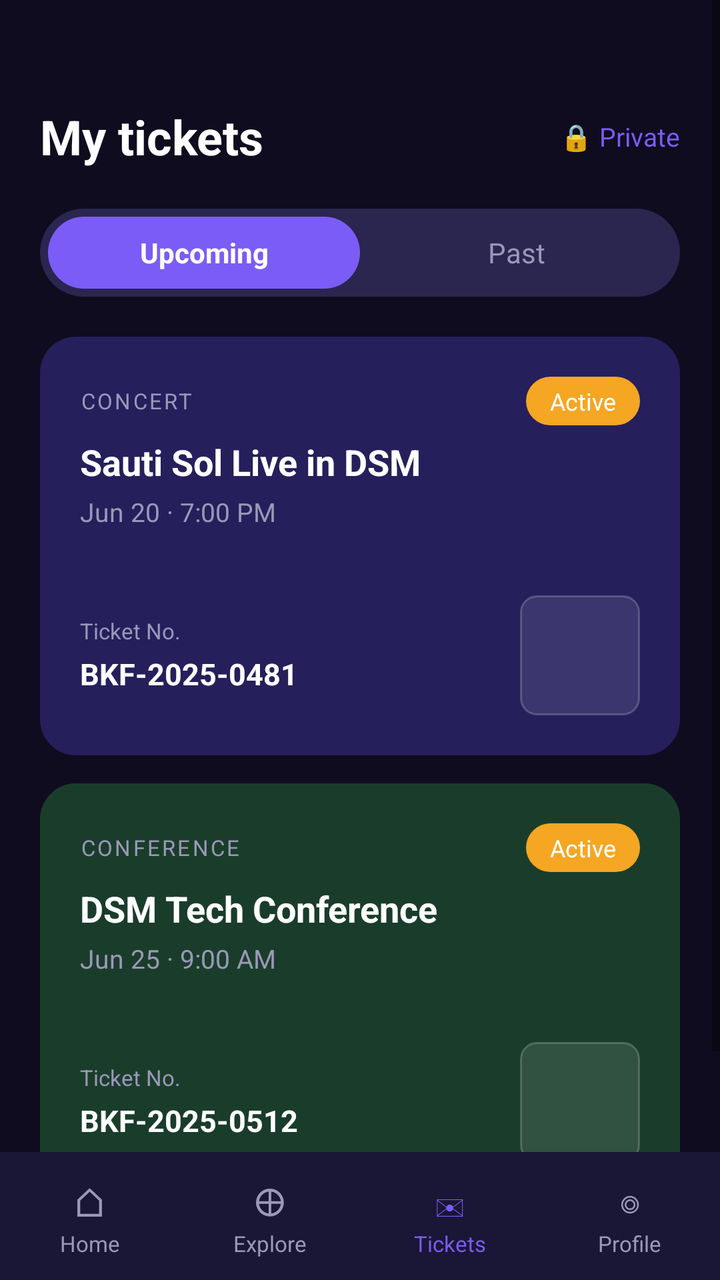
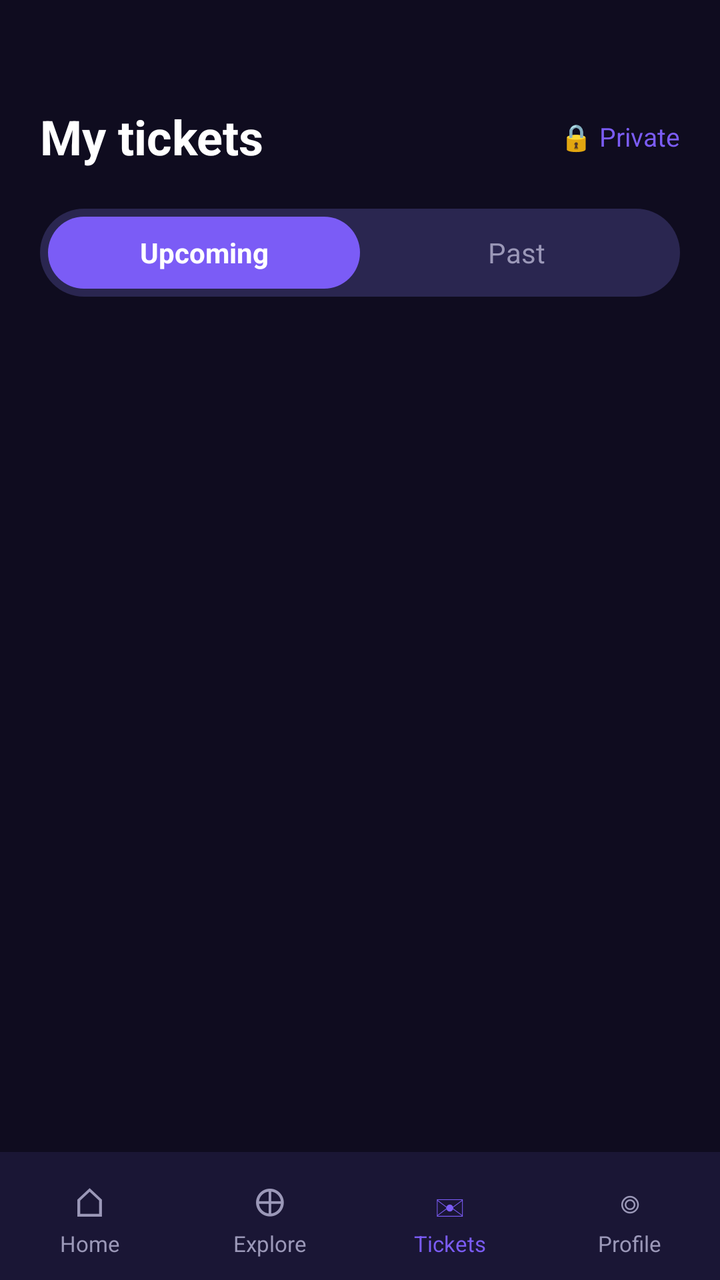

An Android layout rendered at two revisions. The XML below is the earlier revision; the diff shows what the commit changed to produce the second picture.
<!-- AndroidManifest.xml: application theme Theme.Bookify -->
<!-- res/layout/activity_my_tickets.xml -->
<?xml version="1.0" encoding="utf-8"?>
<androidx.constraintlayout.widget.ConstraintLayout
    xmlns:android="http://schemas.android.com/apk/res/android"
    xmlns:app="http://schemas.android.com/apk/res-auto"
    android:layout_width="match_parent"
    android:layout_height="match_parent"
    android:background="@color/background_dark">

    
    <LinearLayout
        android:id="@+id/bottom_nav"
        android:layout_width="match_parent"
        android:layout_height="64dp"
        android:background="@color/surface_dark"
        android:orientation="horizontal"
        app:layout_constraintBottom_toBottomOf="parent">

        <LinearLayout android:id="@+id/nav_home" android:layout_width="0dp" android:layout_height="match_parent"
            android:layout_weight="1" android:gravity="center" android:orientation="vertical">
            <TextView android:layout_width="wrap_content" android:layout_height="wrap_content"
                android:text="⌂" android:textColor="@color/text_muted" android:textSize="20sp" />
            <TextView android:layout_width="wrap_content" android:layout_height="wrap_content"
                android:text="Home" android:textColor="@color/text_muted" android:textSize="11sp" />
        </LinearLayout>

        <LinearLayout android:id="@+id/nav_explore" android:layout_width="0dp" android:layout_height="match_parent"
            android:layout_weight="1" android:gravity="center" android:orientation="vertical">
            <TextView android:layout_width="wrap_content" android:layout_height="wrap_content"
                android:text="⊕" android:textColor="@color/text_muted" android:textSize="20sp" />
            <TextView android:layout_width="wrap_content" android:layout_height="wrap_content"
                android:text="Explore" android:textColor="@color/text_muted" android:textSize="11sp" />
        </LinearLayout>

        <LinearLayout android:id="@+id/nav_tickets" android:layout_width="0dp" android:layout_height="match_parent"
            android:layout_weight="1" android:gravity="center" android:orientation="vertical">
            <TextView android:layout_width="wrap_content" android:layout_height="wrap_content"
                android:text="✉" android:textColor="@color/primary_purple" android:textSize="20sp" />
            <TextView android:layout_width="wrap_content" android:layout_height="wrap_content"
                android:text="Tickets" android:textColor="@color/primary_purple" android:textSize="11sp" />
        </LinearLayout>

        <LinearLayout android:id="@+id/nav_profile" android:layout_width="0dp" android:layout_height="match_parent"
            android:layout_weight="1" android:gravity="center" android:orientation="vertical">
            <TextView android:layout_width="wrap_content" android:layout_height="wrap_content"
                android:text="◎" android:textColor="@color/text_muted" android:textSize="20sp" />
            <TextView android:layout_width="wrap_content" android:layout_height="wrap_content"
                android:text="Profile" android:textColor="@color/text_muted" android:textSize="11sp" />
        </LinearLayout>
    </LinearLayout>

    
    <ScrollView
        android:layout_width="match_parent"
        android:layout_height="0dp"
        app:layout_constraintTop_toTopOf="parent"
        app:layout_constraintBottom_toTopOf="@id/bottom_nav">

        <LinearLayout
            android:layout_width="match_parent"
            android:layout_height="wrap_content"
            android:orientation="vertical"
            android:paddingHorizontal="20dp"
            android:paddingTop="52dp"
            android:paddingBottom="16dp">

            
            <LinearLayout android:layout_width="match_parent" android:layout_height="wrap_content"
                android:orientation="horizontal" android:gravity="center_vertical"
                android:layout_marginBottom="20dp">
                <TextView
                    android:layout_width="0dp" android:layout_height="wrap_content" android:layout_weight="1"
                    android:text="My tickets"
                    android:textColor="@color/white" android:textSize="24sp" android:textStyle="bold" />
                <TextView
                    android:id="@+id/btn_private"
                    android:layout_width="wrap_content" android:layout_height="wrap_content"
                    android:text="🔒 Private"
                    android:textColor="@color/primary_purple" android:textSize="13sp" />
            </LinearLayout>

            
            <LinearLayout
                android:layout_width="match_parent"
                android:layout_height="44dp"
                android:background="@drawable/bg_chip_default"
                android:orientation="horizontal"
                android:padding="4dp"
                android:layout_marginBottom="20dp">

                <TextView
                    android:id="@+id/tab_upcoming"
                    android:layout_width="0dp" android:layout_height="match_parent" android:layout_weight="1"
                    android:background="@drawable/bg_tab_selected"
                    android:gravity="center"
                    android:text="Upcoming"
                    android:textColor="@color/white" android:textSize="14sp" android:textStyle="bold" />

                <TextView
                    android:id="@+id/tab_past"
                    android:layout_width="0dp" android:layout_height="match_parent" android:layout_weight="1"
                    android:gravity="center"
                    android:text="Past"
                    android:textColor="@color/text_muted" android:textSize="14sp" />
            </LinearLayout>

            
            <LinearLayout
                android:layout_width="match_parent"
                android:layout_height="wrap_content"
                android:background="@drawable/bg_card_purple"
                android:orientation="vertical"
                android:padding="20dp"
                android:layout_marginBottom="14dp">

                <LinearLayout android:layout_width="match_parent" android:layout_height="wrap_content"
                    android:orientation="horizontal" android:gravity="center_vertical">
                    <TextView android:layout_width="0dp" android:layout_height="wrap_content" android:layout_weight="1"
                        android:text="CONCERT" android:textColor="@color/text_muted" android:textSize="11sp" android:letterSpacing="0.1" />
                    <TextView android:layout_width="wrap_content" android:layout_height="wrap_content"
                        android:background="@drawable/bg_active_badge"
                        android:paddingHorizontal="12dp" android:paddingVertical="4dp"
                        android:text="Active" android:textColor="@color/white" android:textSize="12sp" />
                </LinearLayout>

                <TextView android:layout_width="match_parent" android:layout_height="wrap_content"
                    android:layout_marginTop="6dp"
                    android:text="Sauti Sol Live in DSM"
                    android:textColor="@color/white" android:textSize="18sp" android:textStyle="bold" />

                <TextView android:layout_width="match_parent" android:layout_height="wrap_content"
                    android:layout_marginTop="4dp"
                    android:text="Jun 20 · 7:00 PM"
                    android:textColor="@color/text_muted" android:textSize="13sp" />

                <View android:layout_width="match_parent" android:layout_height="1dp"
                    android:layout_marginVertical="16dp"
                    android:background="@drawable/bg_dashed_divider" />

                <LinearLayout android:layout_width="match_parent" android:layout_height="wrap_content"
                    android:orientation="horizontal" android:gravity="center_vertical">
                    <LinearLayout android:layout_width="0dp" android:layout_height="wrap_content"
                        android:layout_weight="1" android:orientation="vertical">
                        <TextView android:layout_width="wrap_content" android:layout_height="wrap_content"
                            android:text="Ticket No." android:textColor="@color/text_muted" android:textSize="11sp" />
                        <TextView android:layout_width="wrap_content" android:layout_height="wrap_content"
                            android:text="BKF-2025-0481" android:textColor="@color/white"
                            android:textSize="15sp" android:textStyle="bold" android:layout_marginTop="4dp" />
                    </LinearLayout>
                    <View android:layout_width="60dp" android:layout_height="60dp"
                        android:background="@drawable/bg_qr_placeholder" />
                </LinearLayout>
            </LinearLayout>

            
            <LinearLayout
                android:layout_width="match_parent"
                android:layout_height="wrap_content"
                android:background="@drawable/bg_card_green"
                android:orientation="vertical"
                android:padding="20dp"
                android:layout_marginBottom="14dp">

                <LinearLayout android:layout_width="match_parent" android:layout_height="wrap_content"
                    android:orientation="horizontal" android:gravity="center_vertical">
                    <TextView android:layout_width="0dp" android:layout_height="wrap_content" android:layout_weight="1"
                        android:text="CONFERENCE" android:textColor="@color/text_muted" android:textSize="11sp" android:letterSpacing="0.1" />
                    <TextView android:layout_width="wrap_content" android:layout_height="wrap_content"
                        android:background="@drawable/bg_active_badge"
                        android:paddingHorizontal="12dp" android:paddingVertical="4dp"
                        android:text="Active" android:textColor="@color/white" android:textSize="12sp" />
                </LinearLayout>

                <TextView android:layout_width="match_parent" android:layout_height="wrap_content"
                    android:layout_marginTop="6dp"
                    android:text="DSM Tech Conference"
                    android:textColor="@color/white" android:textSize="18sp" android:textStyle="bold" />

                <TextView android:layout_width="match_parent" android:layout_height="wrap_content"
                    android:layout_marginTop="4dp"
                    android:text="Jun 25 · 9:00 AM"
                    android:textColor="@color/text_muted" android:textSize="13sp" />

                <View android:layout_width="match_parent" android:layout_height="1dp"
                    android:layout_marginVertical="16dp"
                    android:background="@drawable/bg_dashed_divider" />

                <LinearLayout android:layout_width="match_parent" android:layout_height="wrap_content"
                    android:orientation="horizontal" android:gravity="center_vertical">
                    <LinearLayout android:layout_width="0dp" android:layout_height="wrap_content"
                        android:layout_weight="1" android:orientation="vertical">
                        <TextView android:layout_width="wrap_content" android:layout_height="wrap_content"
                            android:text="Ticket No." android:textColor="@color/text_muted" android:textSize="11sp" />
                        <TextView android:layout_width="wrap_content" android:layout_height="wrap_content"
                            android:text="BKF-2025-0512" android:textColor="@color/white"
                            android:textSize="15sp" android:textStyle="bold" android:layout_marginTop="4dp" />
                    </LinearLayout>
                    <View android:layout_width="60dp" android:layout_height="60dp"
                        android:background="@drawable/bg_qr_placeholder" />
                </LinearLayout>
            </LinearLayout>

        </LinearLayout>
    </ScrollView>

</androidx.constraintlayout.widget.ConstraintLayout>
<!-- resources referenced by this layout -->
<resources>
  <color name="background_dark">#0F0C1F</color>
  <color name="primary_purple">#7B5CF6</color>
  <color name="surface_dark">#1A1635</color>
  <color name="text_muted">#9B98B8</color>
  <color name="white">#FFFFFFFF</color>
  <!-- drawable bg_active_badge (drawable) -->
  <?xml version="1.0" encoding="utf-8"?>
  <shape xmlns:android="http://schemas.android.com/apk/res/android">
      <solid android:color="@color/amber" />
      <corners android:radius="50dp" />
  </shape>
  <!-- drawable bg_card_green (drawable) -->
  <?xml version="1.0" encoding="utf-8"?>
  <shape xmlns:android="http://schemas.android.com/apk/res/android">
      <solid android:color="@color/card_green" />
      <corners android:radius="18dp" />
  </shape>
  <!-- drawable bg_card_purple (drawable) -->
  <?xml version="1.0" encoding="utf-8"?>
  <shape xmlns:android="http://schemas.android.com/apk/res/android">
      <solid android:color="@color/card_purple" />
      <corners android:radius="18dp" />
  </shape>
  <!-- drawable bg_chip_default (drawable) -->
  <?xml version="1.0" encoding="utf-8"?>
  <shape xmlns:android="http://schemas.android.com/apk/res/android">
      <solid android:color="@color/chip_bg" />
      <corners android:radius="50dp" />
  </shape>
  <!-- drawable bg_dashed_divider (drawable) -->
  <?xml version="1.0" encoding="utf-8"?>
  <shape xmlns:android="http://schemas.android.com/apk/res/android">
      <stroke
          android:width="1dp"
          android:color="#4D9B98B8"
          android:dashWidth="8dp"
          android:dashGap="4dp" />
  </shape>
  <!-- drawable bg_qr_placeholder (drawable) -->
  <?xml version="1.0" encoding="utf-8"?>
  <shape xmlns:android="http://schemas.android.com/apk/res/android">
      <solid android:color="#1AFFFFFF" />
      <corners android:radius="8dp" />
      <stroke android:width="1dp" android:color="#33FFFFFF" />
  </shape>
  <!-- drawable bg_tab_selected (drawable) -->
  <?xml version="1.0" encoding="utf-8"?>
  <shape xmlns:android="http://schemas.android.com/apk/res/android">
      <solid android:color="@color/primary_purple" />
      <corners android:radius="50dp" />
  </shape>
  <style name="Theme.Bookify" parent="Theme.MaterialComponents.DayNight.NoActionBar">
          <item name="colorPrimary">@color/primary_purple</item>
          <item name="colorPrimaryVariant">@color/chip_bg</item>
          <item name="colorOnPrimary">@color/white</item>
          <item name="colorSecondary">@color/amber</item>
          <item name="colorOnSecondary">@color/white</item>
          <item name="android:windowBackground">@color/background_dark</item>
          <item name="colorSurface">@color/surface_dark</item>
          <item name="colorOnSurface">@color/white</item>
          <item name="android:statusBarColor">@color/background_dark</item>
          <item name="android:navigationBarColor">@color/surface_dark</item>
          <item name="editTextStyle">@style/BookifyEditText</item>
      </style>
  <color name="amber">#F5A623</color>
  <color name="card_green">#1A3D2B</color>
  <color name="card_purple">#251F5C</color>
  <color name="chip_bg">#2A2650</color>
  <style name="BookifyEditText" parent="Widget.MaterialComponents.TextInputEditText.OutlinedBox">
          <item name="android:textColor">@color/white</item>
          <item name="android:textColorHint">@color/text_muted</item>
      </style>
</resources>

<!-- the commit's change to res/layout/activity_my_tickets.xml (unified diff, before → after) -->
@@ -103,101 +103,21 @@
                     android:textColor="@color/text_muted" android:textSize="14sp" />
             </LinearLayout>
 
-            
-            <LinearLayout
+            <TextView
+                android:id="@+id/tv_no_tickets"
                 android:layout_width="match_parent"
                 android:layout_height="wrap_content"
-                android:background="@drawable/bg_card_purple"
-                android:orientation="vertical"
-                android:padding="20dp"
-                android:layout_marginBottom="14dp">
+                android:text="No active tickets found."
+                android:textColor="@color/text_muted"
+                android:gravity="center"
+                android:layout_marginTop="40dp"
+                android:visibility="gone"/>
 
-                <LinearLayout android:layout_width="match_parent" android:layout_height="wrap_content"
-                    android:orientation="horizontal" android:gravity="center_vertical">
-                    <TextView android:layout_width="0dp" android:layout_height="wrap_content" android:layout_weight="1"
-                        android:text="CONCERT" android:textColor="@color/text_muted" android:textSize="11sp" android:letterSpacing="0.1" />
-                    <TextView android:layout_width="wrap_content" android:layout_height="wrap_content"
-                        android:background="@drawable/bg_active_badge"
-                        android:paddingHorizontal="12dp" android:paddingVertical="4dp"
-                        android:text="Active" android:textColor="@color/white" android:textSize="12sp" />
-                </LinearLayout>
-
-                <TextView android:layout_width="match_parent" android:layout_height="wrap_content"
-                    android:layout_marginTop="6dp"
-                    android:text="Sauti Sol Live in DSM"
-                    android:textColor="@color/white" android:textSize="18sp" android:textStyle="bold" />
-
-                <TextView android:layout_width="match_parent" android:layout_height="wrap_content"
-                    android:layout_marginTop="4dp"
-                    android:text="Jun 20 · 7:00 PM"
-                    android:textColor="@color/text_muted" android:textSize="13sp" />
-
-                <View android:layout_width="match_parent" android:layout_height="1dp"
-                    android:layout_marginVertical="16dp"
-                    android:background="@drawable/bg_dashed_divider" />
-
-                <LinearLayout android:layout_width="match_parent" android:layout_height="wrap_content"
-                    android:orientation="horizontal" android:gravity="center_vertical">
-                    <LinearLayout android:layout_width="0dp" android:layout_height="wrap_content"
-                        android:layout_weight="1" android:orientation="vertical">
-                        <TextView android:layout_width="wrap_content" android:layout_height="wrap_content"
-                            android:text="Ticket No." android:textColor="@color/text_muted" android:textSize="11sp" />
-                        <TextView android:layout_width="wrap_content" android:layout_height="wrap_content"
-                            android:text="BKF-2025-0481" android:textColor="@color/white"
-                            android:textSize="15sp" android:textStyle="bold" android:layout_marginTop="4dp" />
-                    </LinearLayout>
-                    <View android:layout_width="60dp" android:layout_height="60dp"
-                        android:background="@drawable/bg_qr_placeholder" />
-                </LinearLayout>
-            </LinearLayout>
-
-            
-            <LinearLayout
+            <androidx.recyclerview.widget.RecyclerView
+                android:id="@+id/rv_tickets"
                 android:layout_width="match_parent"
                 android:layout_height="wrap_content"
-                android:background="@drawable/bg_card_green"
-                android:orientation="vertical"
-                android:padding="20dp"
-                android:layout_marginBottom="14dp">
-
-                <LinearLayout android:layout_width="match_parent" android:layout_height="wrap_content"
-                    android:orientation="horizontal" android:gravity="center_vertical">
-                    <TextView android:layout_width="0dp" android:layout_height="wrap_content" android:layout_weight="1"
-                        android:text="CONFERENCE" android:textColor="@color/text_muted" android:textSize="11sp" android:letterSpacing="0.1" />
-                    <TextView android:layout_width="wrap_content" android:layout_height="wrap_content"
-                        android:background="@drawable/bg_active_badge"
-                        android:paddingHorizontal="12dp" android:paddingVertical="4dp"
-                        android:text="Active" android:textColor="@color/white" android:textSize="12sp" />
-                </LinearLayout>
-
-                <TextView android:layout_width="match_parent" android:layout_height="wrap_content"
-                    android:layout_marginTop="6dp"
-                    android:text="DSM Tech Conference"
-                    android:textColor="@color/white" android:textSize="18sp" android:textStyle="bold" />
-
-                <TextView android:layout_width="match_parent" android:layout_height="wrap_content"
-                    android:layout_marginTop="4dp"
-                    android:text="Jun 25 · 9:00 AM"
-                    android:textColor="@color/text_muted" android:textSize="13sp" />
-
-                <View android:layout_width="match_parent" android:layout_height="1dp"
-                    android:layout_marginVertical="16dp"
-                    android:background="@drawable/bg_dashed_divider" />
-
-                <LinearLayout android:layout_width="match_parent" android:layout_height="wrap_content"
-                    android:orientation="horizontal" android:gravity="center_vertical">
-                    <LinearLayout android:layout_width="0dp" android:layout_height="wrap_content"
-                        android:layout_weight="1" android:orientation="vertical">
-                        <TextView android:layout_width="wrap_content" android:layout_height="wrap_content"
-                            android:text="Ticket No." android:textColor="@color/text_muted" android:textSize="11sp" />
-                        <TextView android:layout_width="wrap_content" android:layout_height="wrap_content"
-                            android:text="BKF-2025-0512" android:textColor="@color/white"
-                            android:textSize="15sp" android:textStyle="bold" android:layout_marginTop="4dp" />
-                    </LinearLayout>
-                    <View android:layout_width="60dp" android:layout_height="60dp"
-                        android:background="@drawable/bg_qr_placeholder" />
-                </LinearLayout>
-            </LinearLayout>
+                android:nestedScrollingEnabled="false" />
 
         </LinearLayout>
     </ScrollView>
<!-- resource entries referenced after the edit -->
@@ -5,45 +5,11 @@
   <color name="surface_dark">#1A1635</color>
   <color name="text_muted">#9B98B8</color>
   <color name="white">#FFFFFFFF</color>
-  <!-- drawable bg_active_badge (drawable) -->
-  <?xml version="1.0" encoding="utf-8"?>
-  <shape xmlns:android="http://schemas.android.com/apk/res/android">
-      <solid android:color="@color/amber" />
-      <corners android:radius="50dp" />
-  </shape>
-  <!-- drawable bg_card_green (drawable) -->
-  <?xml version="1.0" encoding="utf-8"?>
-  <shape xmlns:android="http://schemas.android.com/apk/res/android">
-      <solid android:color="@color/card_green" />
-      <corners android:radius="18dp" />
-  </shape>
-  <!-- drawable bg_card_purple (drawable) -->
-  <?xml version="1.0" encoding="utf-8"?>
-  <shape xmlns:android="http://schemas.android.com/apk/res/android">
-      <solid android:color="@color/card_purple" />
-      <corners android:radius="18dp" />
-  </shape>
   <!-- drawable bg_chip_default (drawable) -->
   <?xml version="1.0" encoding="utf-8"?>
   <shape xmlns:android="http://schemas.android.com/apk/res/android">
       <solid android:color="@color/chip_bg" />
       <corners android:radius="50dp" />
-  </shape>
-  <!-- drawable bg_dashed_divider (drawable) -->
-  <?xml version="1.0" encoding="utf-8"?>
-  <shape xmlns:android="http://schemas.android.com/apk/res/android">
-      <stroke
-          android:width="1dp"
-          android:color="#4D9B98B8"
-          android:dashWidth="8dp"
-          android:dashGap="4dp" />
-  </shape>
-  <!-- drawable bg_qr_placeholder (drawable) -->
-  <?xml version="1.0" encoding="utf-8"?>
-  <shape xmlns:android="http://schemas.android.com/apk/res/android">
-      <solid android:color="#1AFFFFFF" />
-      <corners android:radius="8dp" />
-      <stroke android:width="1dp" android:color="#33FFFFFF" />
   </shape>
   <!-- drawable bg_tab_selected (drawable) -->
   <?xml version="1.0" encoding="utf-8"?>
@@ -65,8 +31,6 @@
           <item name="editTextStyle">@style/BookifyEditText</item>
       </style>
   <color name="amber">#F5A623</color>
-  <color name="card_green">#1A3D2B</color>
-  <color name="card_purple">#251F5C</color>
   <color name="chip_bg">#2A2650</color>
   <style name="BookifyEditText" parent="Widget.MaterialComponents.TextInputEditText.OutlinedBox">
           <item name="android:textColor">@color/white</item>
